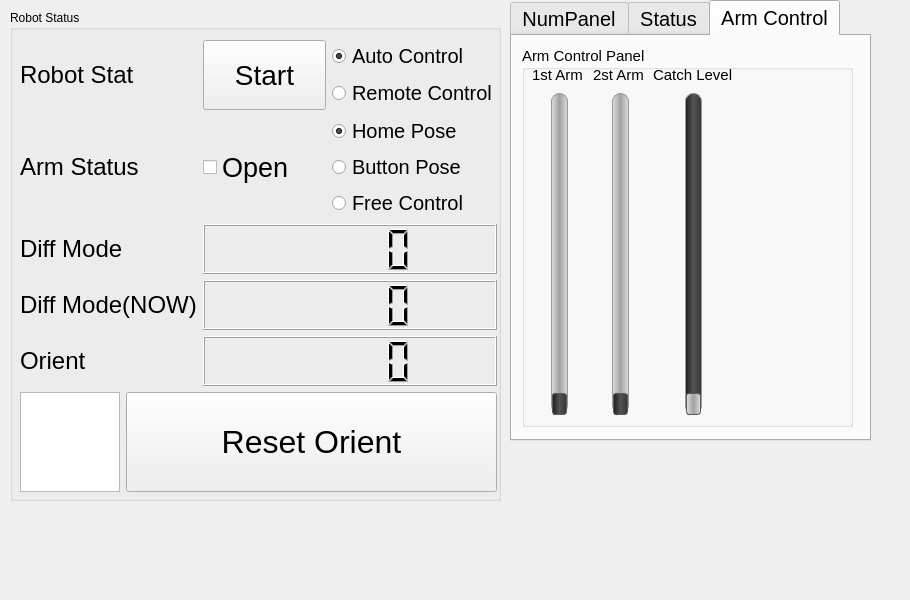
Qt form rqt_ocare/resource/ocare_ui.ui (a0919958057/ros_ocare_nav) before a commit.
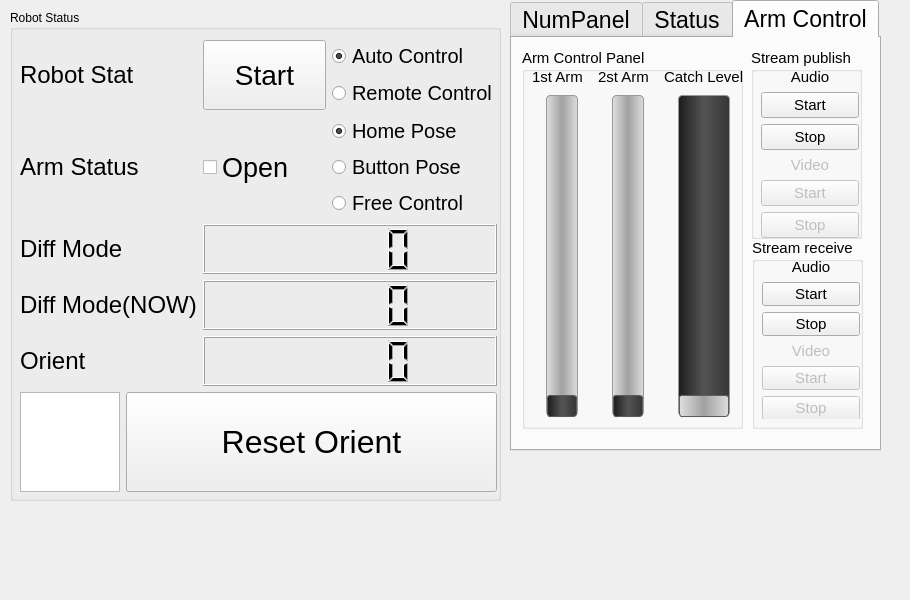
The same form after that commit.

The edit to the form file:
```diff
--- a/rqt_ocare/resource/ocare_ui.ui
+++ b/rqt_ocare/resource/ocare_ui.ui
@@ -389,13 +389,15 @@
     <rect>
      <x>510</x>
      <y>0</y>
-     <width>361</width>
-     <height>441</height>
+     <width>371</width>
+     <height>451</height>
     </rect>
    </property>
    <property name="font">
     <font>
-     <pointsize>15</pointsize>
+     <pointsize>17</pointsize>
+     <weight>50</weight>
+     <bold>false</bold>
     </font>
    </property>
    <property name="autoFillBackground">
@@ -1496,7 +1498,7 @@
       <rect>
        <x>10</x>
        <y>10</y>
-       <width>331</width>
+       <width>221</width>
        <height>381</height>
       </rect>
      </property>
@@ -1513,7 +1515,7 @@
        <rect>
         <x>10</x>
         <y>20</y>
-        <width>201</width>
+        <width>212</width>
         <height>351</height>
        </rect>
       </property>
@@ -1536,10 +1538,10 @@
          <property name="styleSheet">
           <string notr="true">QSlider::groove:vertical {
     border: 1px solid #999999;
-    width: 15px; /* the groove expands to the size of the slider by default. by giving it a height, it has a fixed size */
+    width: 30px; /* the groove expands to the size of the slider by default. by giving it a height, it has a fixed size */
     background: qlineargradient(spread:reflect, x1:0, y1:0, x2:1, y2:0, stop:0 rgba(223, 223, 223, 255), stop:0.5 rgba(161, 161, 161, 255), stop:1 rgba(220, 220, 220, 255));
     margin: 3px 0;
-	border-radius: 8px;
+	border-radius: 4px;
 }
 
 QSlider::handle:vertical {
@@ -1578,10 +1580,10 @@
          <property name="styleSheet">
           <string notr="true">QSlider::groove:vertical {
     border: 1px solid #999999;
-    width: 15px; /* the groove expands to the size of the slider by default. by giving it a height, it has a fixed size */
+    width: 30px; /* the groove expands to the size of the slider by default. by giving it a height, it has a fixed size */
     background: qlineargradient(spread:reflect, x1:0, y1:0, x2:1, y2:0, stop:0 rgba(223, 223, 223, 255), stop:0.5 rgba(161, 161, 161, 255), stop:1 rgba(220, 220, 220, 255));
     margin: 3px 0;
-	border-radius: 8px;
+	border-radius: 4px;
 }
 
 QSlider::handle:vertical {
@@ -1618,10 +1620,10 @@
          <property name="styleSheet">
           <string notr="true">QSlider::groove:vertical {
     border: 1px solid #999999;
-    width: 15px; /* the groove expands to the size of the slider by default. by giving it a height, it has a fixed size */
+    width: 50px; /* the groove expands to the size of the slider by default. by giving it a height, it has a fixed size */
     background: qlineargradient(spread:reflect, x1:0, y1:0, x2:1, y2:0, stop:0 rgba(29, 29, 29, 255), stop:0.5 rgba(84, 84, 84, 255), stop:1 rgba(54, 54, 54, 255));
     margin: 3px 0;
-	border-radius: 8px;
+	border-radius: 4px;
 }
 
 QSlider::handle:vertical {
@@ -1650,6 +1652,247 @@
       </layout>
      </widget>
     </widget>
+    <widget class="QGroupBox" name="groupBox_5">
+     <property name="geometry">
+      <rect>
+       <x>239</x>
+       <y>10</y>
+       <width>111</width>
+       <height>191</height>
+      </rect>
+     </property>
+     <property name="font">
+      <font>
+       <pointsize>11</pointsize>
+      </font>
+     </property>
+     <property name="title">
+      <string>Stream publish</string>
+     </property>
+     <widget class="QWidget" name="verticalLayoutWidget">
+      <property name="geometry">
+       <rect>
+        <x>10</x>
+        <y>20</y>
+        <width>98</width>
+        <height>174</height>
+       </rect>
+      </property>
+      <layout class="QVBoxLayout" name="verticalLayout_3">
+       <item>
+        <widget class="QLabel" name="label_15">
+         <property name="sizePolicy">
+          <sizepolicy hsizetype="Preferred" vsizetype="Fixed">
+           <horstretch>0</horstretch>
+           <verstretch>0</verstretch>
+          </sizepolicy>
+         </property>
+         <property name="text">
+          <string>Audio</string>
+         </property>
+         <property name="alignment">
+          <set>Qt::AlignCenter</set>
+         </property>
+        </widget>
+       </item>
+       <item>
+        <widget class="QPushButton" name="audio_pub_start">
+         <property name="sizePolicy">
+          <sizepolicy hsizetype="Minimum" vsizetype="Fixed">
+           <horstretch>0</horstretch>
+           <verstretch>0</verstretch>
+          </sizepolicy>
+         </property>
+         <property name="font">
+          <font>
+           <pointsize>11</pointsize>
+          </font>
+         </property>
+         <property name="text">
+          <string>Start</string>
+         </property>
+        </widget>
+       </item>
+       <item>
+        <widget class="QPushButton" name="audio_pub_stop">
+         <property name="sizePolicy">
+          <sizepolicy hsizetype="Minimum" vsizetype="Fixed">
+           <horstretch>0</horstretch>
+           <verstretch>0</verstretch>
+          </sizepolicy>
+         </property>
+         <property name="font">
+          <font>
+           <pointsize>11</pointsize>
+          </font>
+         </property>
+         <property name="text">
+          <string>Stop</string>
+         </property>
+        </widget>
+       </item>
+       <item>
+        <widget class="QLabel" name="label_17">
+         <property name="enabled">
+          <bool>false</bool>
+         </property>
+         <property name="sizePolicy">
+          <sizepolicy hsizetype="Preferred" vsizetype="Fixed">
+           <horstretch>0</horstretch>
+           <verstretch>0</verstretch>
+          </sizepolicy>
+         </property>
+         <property name="text">
+          <string>Video</string>
+         </property>
+         <property name="alignment">
+          <set>Qt::AlignCenter</set>
+         </property>
+        </widget>
+       </item>
+       <item>
+        <widget class="QPushButton" name="video_pub_start">
+         <property name="enabled">
+          <bool>false</bool>
+         </property>
+         <property name="sizePolicy">
+          <sizepolicy hsizetype="Minimum" vsizetype="Fixed">
+           <horstretch>0</horstretch>
+           <verstretch>0</verstretch>
+          </sizepolicy>
+         </property>
+         <property name="font">
+          <font>
+           <pointsize>11</pointsize>
+          </font>
+         </property>
+         <property name="text">
+          <string>Start</string>
+         </property>
+        </widget>
+       </item>
+       <item>
+        <widget class="QPushButton" name="video_pub_stop">
+         <property name="enabled">
+          <bool>false</bool>
+         </property>
+         <property name="sizePolicy">
+          <sizepolicy hsizetype="Minimum" vsizetype="Fixed">
+           <horstretch>0</horstretch>
+           <verstretch>0</verstretch>
+          </sizepolicy>
+         </property>
+         <property name="font">
+          <font>
+           <pointsize>11</pointsize>
+          </font>
+         </property>
+         <property name="text">
+          <string>Stop</string>
+         </property>
+        </widget>
+       </item>
+      </layout>
+     </widget>
+    </widget>
+    <widget class="QGroupBox" name="groupBox_6">
+     <property name="geometry">
+      <rect>
+       <x>240</x>
+       <y>200</y>
+       <width>111</width>
+       <height>191</height>
+      </rect>
+     </property>
+     <property name="font">
+      <font>
+       <pointsize>11</pointsize>
+      </font>
+     </property>
+     <property name="title">
+      <string>Stream receive</string>
+     </property>
+     <widget class="QWidget" name="verticalLayoutWidget_3">
+      <property name="geometry">
+       <rect>
+        <x>10</x>
+        <y>20</y>
+        <width>98</width>
+        <height>161</height>
+       </rect>
+      </property>
+      <layout class="QVBoxLayout" name="verticalLayout_5">
+       <item>
+        <widget class="QLabel" name="label_20">
+         <property name="text">
+          <string>Audio</string>
+         </property>
+         <property name="alignment">
+          <set>Qt::AlignCenter</set>
+         </property>
+        </widget>
+       </item>
+       <item>
+        <widget class="QPushButton" name="audio_rec_start">
+         <property name="text">
+          <string>Start</string>
+         </property>
+        </widget>
+       </item>
+       <item>
+        <widget class="QPushButton" name="audio_rec_stop">
+         <property name="text">
+          <string>Stop</string>
+         </property>
+        </widget>
+       </item>
+       <item>
+        <widget class="QLabel" name="label_19">
+         <property name="enabled">
+          <bool>false</bool>
+         </property>
+         <property name="text">
+          <string>Video</string>
+         </property>
+         <property name="alignment">
+          <set>Qt::AlignCenter</set>
+         </property>
+        </widget>
+       </item>
+       <item>
+        <widget class="QPushButton" name="video_rec_start">
+         <property name="enabled">
+          <bool>false</bool>
+         </property>
+         <property name="sizePolicy">
+          <sizepolicy hsizetype="Minimum" vsizetype="Fixed">
+           <horstretch>0</horstretch>
+           <verstretch>0</verstretch>
+          </sizepolicy>
+         </property>
+         <property name="font">
+          <font>
+           <pointsize>11</pointsize>
+          </font>
+         </property>
+         <property name="text">
+          <string>Start</string>
+         </property>
+        </widget>
+       </item>
+       <item>
+        <widget class="QPushButton" name="video_rec_stop">
+         <property name="enabled">
+          <bool>false</bool>
+         </property>
+         <property name="text">
+          <string>Stop</string>
+         </property>
+        </widget>
+       </item>
+      </layout>
+     </widget>
+    </widget>
    </widget>
   </widget>
  </widget>
```
Left out of the diff: 2 changed lines with no effect on the pictures.
